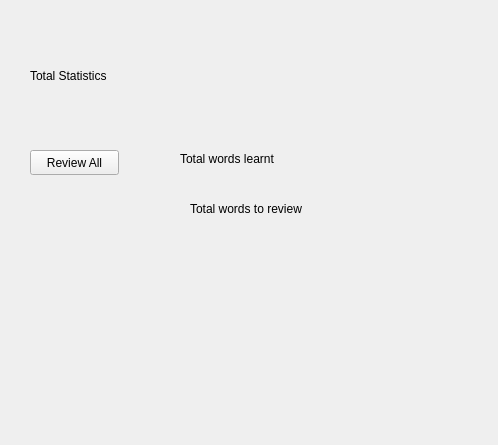
This is src/gui/total_stats_widget.ui in tombranfield/spaced_repeating_vocabulary as Qt 5 draws it before an edit. The edited form follows.
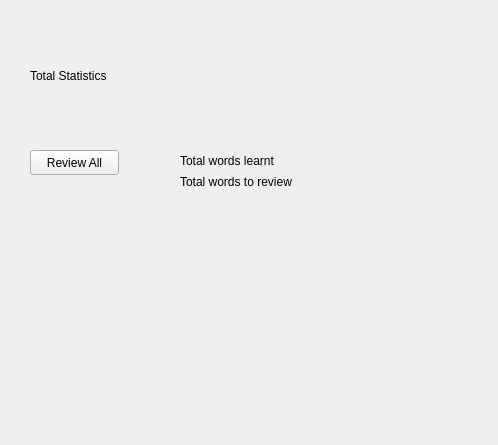
This is the edited form.

Commit message: Set centralwidget in stylesheet

```diff
--- a/src/gui/total_stats_widget.ui
+++ b/src/gui/total_stats_widget.ui
@@ -40,31 +40,34 @@
      <string>Review All</string>
     </property>
    </widget>
-   <widget class="QLabel" name="label">
+   <widget class="QWidget" name="">
     <property name="geometry">
      <rect>
       <x>180</x>
       <y>150</y>
-      <width>171</width>
-      <height>17</height>
+      <width>149</width>
+      <height>42</height>
      </rect>
     </property>
+    <layout class="QVBoxLayout" name="verticalLayout">
+     <property name="spacing">
+      <number>0</number>
+     </property>
+     <item>
+      <widget class="QLabel" name="label">
     <property name="text">
      <string>Total words learnt</string>
     </property>
    </widget>
+     </item>
+     <item>
    <widget class="QLabel" name="label_2">
-    <property name="geometry">
-     <rect>
-      <x>190</x>
-      <y>200</y>
-      <width>161</width>
-      <height>17</height>
-     </rect>
-    </property>
     <property name="text">
      <string>Total words to review</string>
     </property>
+      </widget>
+     </item>
+    </layout>
    </widget>
   </widget>
  </widget>
```
Lines whose indentation alone changed are shown as unchanged. The commit also changes 1 other file.
